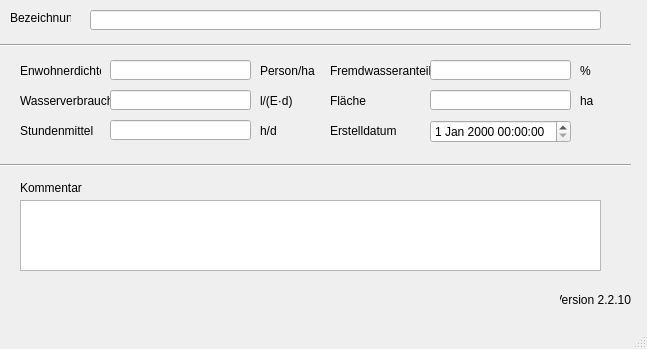
hoettges/QKan, file qkan/database/templates/teilgebiete.ui: the form before one commit.
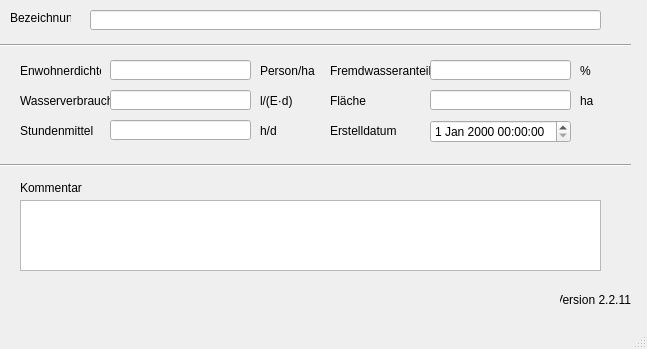
The form after the commit. Custom widgets are drawn as their Qt base class.

Patch:
```diff
--- a/qkan/database/templates/teilgebiete.ui
+++ b/qkan/database/templates/teilgebiete.ui
@@ -305,7 +305,7 @@
      <string>Version QKan Import</string>
     </property>
     <property name="text">
-     <string>Version 2.2.10</string>
+     <string>Version 2.2.11</string>
     </property>
     <property name="alignment">
      <set>Qt::AlignRight|Qt::AlignTrailing|Qt::AlignVCenter</set>
```
